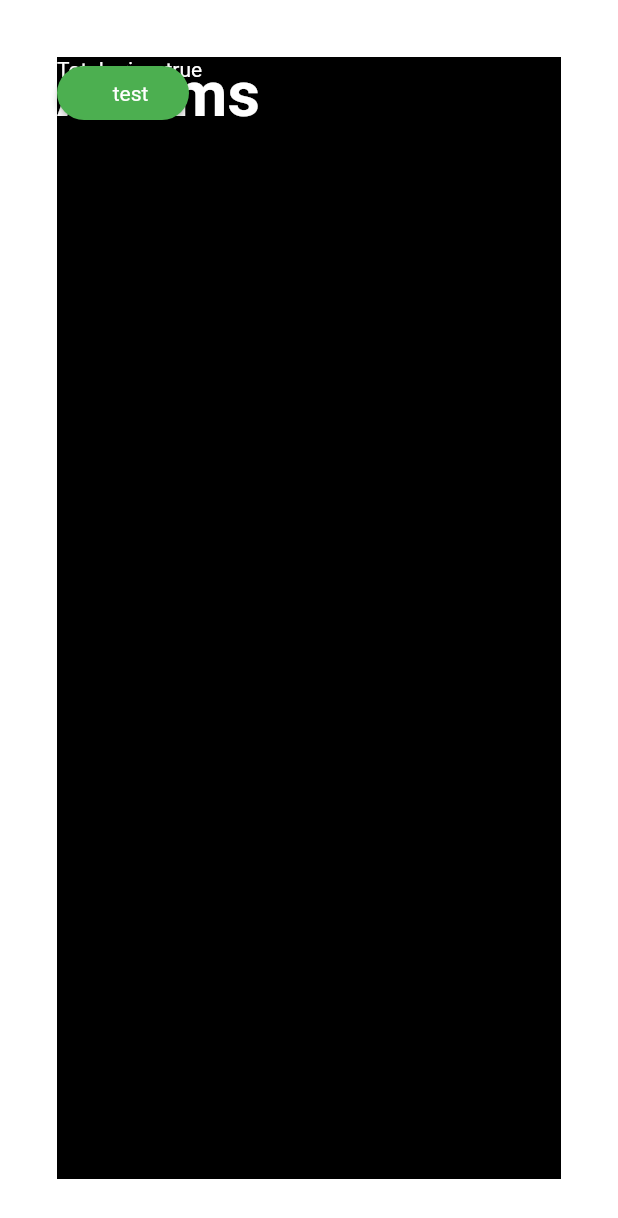
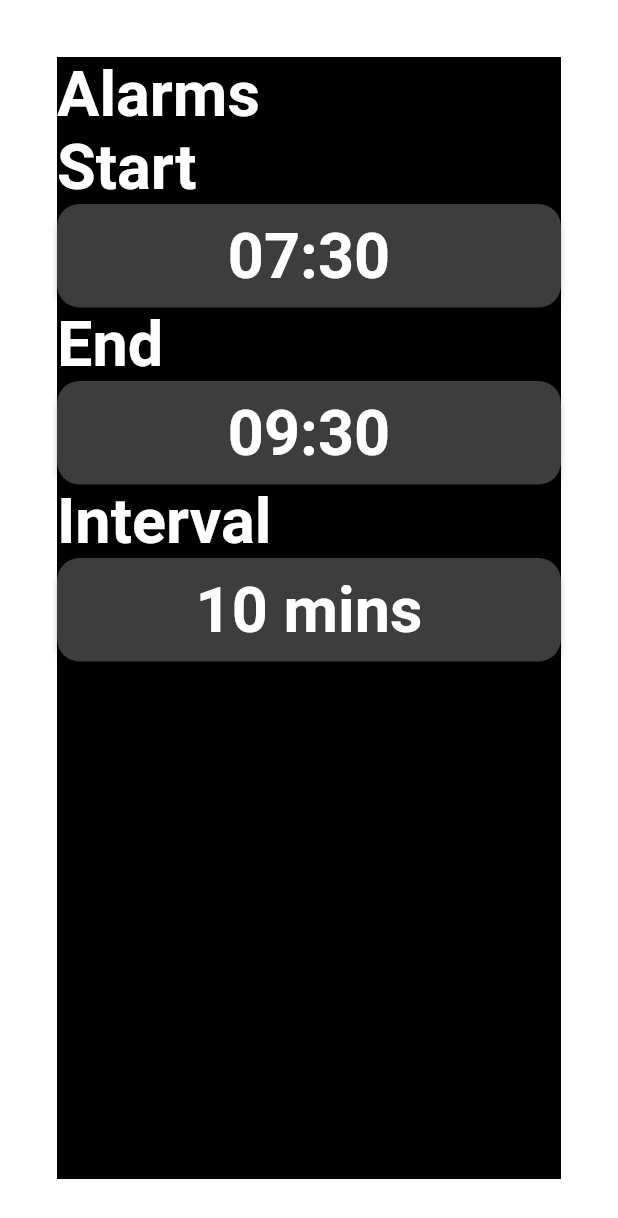
Before and after one commit to 9oelM/alarms-flutter, a Flutter app: the screen it shows after launch, on a phone screen of 412 x 824 dp. Shown: the top 1218 px of the screen. Run offline on Flutter 3.47's test engine with Material 2 defaults, Android fonts, the phone set to English and light mode, and no system bars.

Commit message:
ADD: more works on layout

```diff
--- a/lib/Components/BasicButton/index.dart
+++ /dev/null
@@ -1,37 +0,0 @@
-import 'package:flutter/foundation.dart';
-import 'package:flutter/material.dart';
-
-class BasicButton extends StatelessWidget {
-  BasicButton(this.data, {@required this.onPressed});
-  final GestureTapCallback onPressed;
-  final String data;
-
-  @override
-  Widget build(BuildContext context) {
-    return RawMaterialButton(
-        fillColor: Colors.green,
-        splashColor: Colors.blue,
-        child: Container(
-          // margin: EdgeInsets.all(50.0),
-          child: Padding(
-            padding: EdgeInsets.all(10.0),
-            child: Row(
-              mainAxisSize: MainAxisSize.min,
-              children: <Widget>[
-                SizedBox(
-                  width: 10.0,
-                ),
-                Text(
-                  data,
-                  maxLines: 1,
-                  style: TextStyle(color: Colors.white),
-                ),
-              ],
-            ),
-          ),
-        ),
-        onPressed: onPressed,
-        shape: RoundedRectangleBorder(
-            borderRadius: new BorderRadius.circular(30.0)));
-  }
-}
--- /dev/null
+++ b/lib/Components/Multi/ItemWithHeader/index.dart
@@ -0,0 +1,24 @@
+import 'package:alarms_flutter/Components/Single/BasicText/index.dart';
+import 'package:flutter/widgets.dart';
+
+class ItemWidthHeader extends StatelessWidget {
+  const ItemWidthHeader(this.data, this.item) : super();
+  final String data;
+  final Widget item;
+  @override
+  Widget build(BuildContext context) {
+    return Container(
+      child: SizedBox(
+          width: double.infinity,
+          child: Column(
+            crossAxisAlignment: CrossAxisAlignment.start,
+            children: [
+              BasicText(
+                data,
+              ),
+              item,
+            ],
+          )),
+    );
+  }
+}
--- a/lib/Components/Background/index.dart
+++ b/lib/Components/Single/Background/index.dart
@@ -5,7 +5,7 @@ import 'package:flutter/widgets.dart';
 import 'package:provider/provider.dart';
 
 class Background extends StatelessWidget {
-  const Background({Key key}) : super(key: key);
+  const Background() : super();
 
   @override
   Widget build(BuildContext context) {
@@ -15,7 +15,6 @@ class Background extends StatelessWidget {
           width: double.infinity,
           height: double.infinity,
           color: getColorAtLevel(darkMode.isDarkMode, ColorLevels.ONE),
-          child: Text("Total price: ${darkMode.isDarkMode}"),
         );
       },
     );
--- /dev/null
+++ b/lib/Components/Single/BasicButton/index.dart
@@ -0,0 +1,29 @@
+import 'package:alarms_flutter/Components/Single/BasicText/index.dart';
+import 'package:alarms_flutter/util/colors.dart';
+import 'package:flutter/foundation.dart';
+import 'package:flutter/material.dart';
+
+class BasicButton extends StatelessWidget {
+  BasicButton(this.data, {@required this.onPressed});
+  final GestureTapCallback onPressed;
+  final String data;
+
+  @override
+  Widget build(BuildContext context) {
+    return RawMaterialButton(
+        fillColor: getColorAtLevel(false, ColorLevels.SEVEN),
+        splashColor: getColorAtLevel(false, ColorLevels.SIX),
+        child: Container(
+          width: double.infinity,
+          child: Padding(
+            padding: EdgeInsets.all(10),
+            child: BasicText(
+              data,
+            ),
+          ),
+        ),
+        onPressed: onPressed,
+        shape: RoundedRectangleBorder(
+            borderRadius: new BorderRadius.circular(15)));
+  }
+}
--- a/lib/Components/BasicText/index.dart
+++ b/lib/Components/Single/BasicText/index.dart
@@ -12,6 +12,8 @@ class BasicText extends StatelessWidget {
     return Consumer<DarkModeModel>(builder: (context, darkMode, child) {
       return Text(
         data,
+        textAlign: TextAlign.center,
+        maxLines: 1,
         style: TextStyle(
           fontSize: 42,
           fontWeight: FontWeight.bold,
--- a/lib/Layouts/GeneralBackground/index.dart
+++ b/lib/Layouts/GeneralBackground/index.dart
@@ -1,5 +1,4 @@
-import 'package:alarms_flutter/Components/Background/index.dart';
-
+import 'package:alarms_flutter/Components/Single/Background/index.dart';
 import 'package:flutter/widgets.dart';
 
 class GeneralBackground extends StatelessWidget {
--- a/lib/main.dart
+++ b/lib/main.dart
@@ -1,12 +1,13 @@
 import 'dart:developer';
 
+import 'package:alarms_flutter/Components/Multi/ItemWithHeader/index.dart';
 import 'package:alarms_flutter/Layouts/GeneralBackground/index.dart';
 import 'package:alarms_flutter/Providers/DarkModeModel/index.dart';
 import 'package:flutter/material.dart';
 import 'package:provider/provider.dart';
 
-import 'Components/BasicButton/index.dart';
-import 'Components/BasicText/index.dart';
+import 'Components/Single/BasicButton/index.dart';
+import 'Components/Single/BasicText/index.dart';
 
 void main() {
   runApp(AlarmsApp());
@@ -23,13 +24,38 @@ class AlarmsApp extends StatelessWidget {
       child: WidgetsApp(
           builder: (context, widget) {
             return GeneralBackground(children: <Widget>[
-              BasicText(
-                'Alarms',
-              ),
-              BasicButton(
-                'test',
-                onPressed: () => log('asdf'),
-              )
+              Center(
+                  child: Row(children: [
+                Expanded(
+                    flex: 1,
+                    child: Column(children: [
+                      Container(
+                          alignment: Alignment.centerLeft,
+                          child: BasicText('Alarms')),
+                      ...[
+                        {
+                          "headerText": 'Start',
+                          "itemText": '07:30',
+                          "onItemPressed": () => log('adf'),
+                        },
+                        {
+                          "headerText": "End",
+                          "itemText": '09:30',
+                          "onItemPressed": () => log('adsf'),
+                        },
+                        {
+                          "headerText": "Interval",
+                          "itemText": '10 mins',
+                          "onItemPressed": () => log('adsf'),
+                        }
+                      ].map((item) => ItemWidthHeader(
+                          item['headerText'],
+                          BasicButton(
+                            item['itemText'],
+                            onPressed: item['onItemPressed'],
+                          )))
+                    ]))
+              ]))
             ]);
           },
           color: Colors.black),
```
